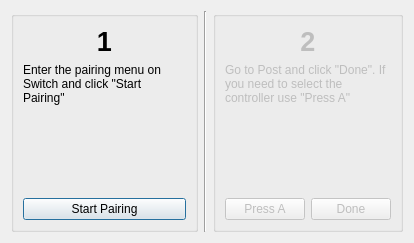
This is splatplost/gui/connect_to_switch.ui in Victrid/splatplost as Qt 5 draws it before an edit. The edited form follows.
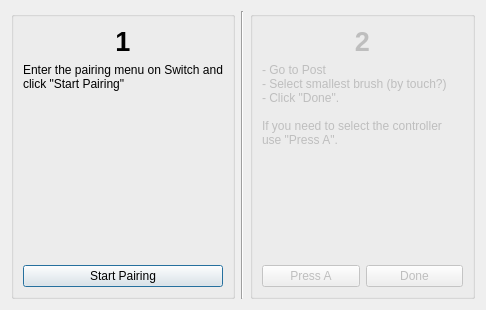
This is the edited form.

Patch:
```diff
--- a/splatplost/gui/connect_to_switch.ui
+++ b/splatplost/gui/connect_to_switch.ui
@@ -6,8 +6,8 @@
    <rect>
     <x>0</x>
     <y>0</y>
-    <width>414</width>
-    <height>243</height>
+    <width>486</width>
+    <height>310</height>
    </rect>
   </property>
   <property name="windowTitle">
@@ -104,6 +104,9 @@
         <property name="text">
          <string>2</string>
         </property>
+        <property name="textFormat">
+         <enum>Qt::PlainText</enum>
+        </property>
         <property name="alignment">
          <set>Qt::AlignCenter</set>
         </property>
@@ -112,7 +115,14 @@
       <item>
        <widget class="QLabel" name="label_4">
         <property name="text">
-         <string>Go to Post and click &quot;Done&quot;. If you need to select the controller use &quot;Press A&quot;</string>
+         <string>- Go to Post
+- Select smallest brush (by touch?)
+- Click &quot;Done&quot;. 
+
+If you need to select the controller use &quot;Press A&quot;.</string>
+        </property>
+        <property name="textFormat">
+         <enum>Qt::MarkdownText</enum>
         </property>
         <property name="scaledContents">
          <bool>true</bool>
```
